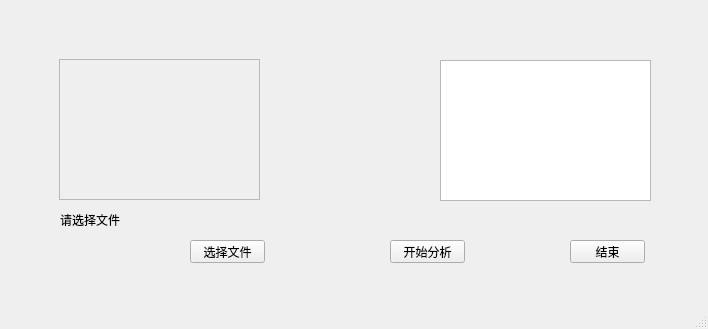
Qt form EEGAnalyze.ui (eegAnalyzeTeam/QtUI) before a commit.
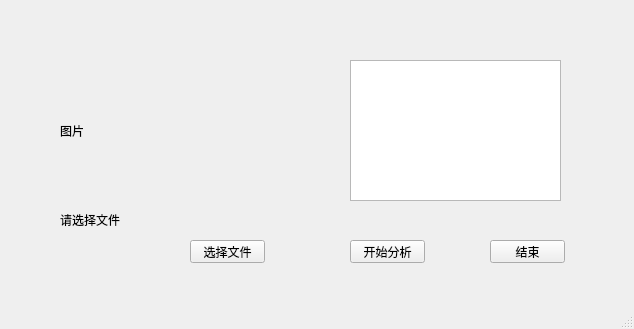
The same form after that commit.

Commit message: 完成基本界面

```diff
--- a/EEGAnalyze.ui
+++ b/EEGAnalyze.ui
@@ -6,7 +6,7 @@
    <rect>
     <x>0</x>
     <y>0</y>
-    <width>708</width>
+    <width>634</width>
     <height>329</height>
    </rect>
   </property>
@@ -30,7 +30,7 @@
    <widget class="QPushButton" name="StopButton">
     <property name="geometry">
      <rect>
-      <x>570</x>
+      <x>490</x>
       <y>240</y>
       <width>75</width>
       <height>23</height>
@@ -43,7 +43,7 @@
    <widget class="QPushButton" name="StartButton">
     <property name="geometry">
      <rect>
-      <x>390</x>
+      <x>350</x>
       <y>240</y>
       <width>75</width>
       <height>23</height>
@@ -66,32 +66,29 @@
      <string>选择文件</string>
     </property>
    </widget>
-   <widget class="QFrame" name="frame">
-    <property name="geometry">
-     <rect>
-      <x>59</x>
-      <y>59</y>
-      <width>201</width>
-      <height>141</height>
-     </rect>
-    </property>
-    <property name="frameShape">
-     <enum>QFrame::StyledPanel</enum>
-    </property>
-    <property name="frameShadow">
-     <enum>QFrame::Raised</enum>
-    </property>
-   </widget>
    <widget class="QTextBrowser" name="ResultView">
     <property name="geometry">
      <rect>
-      <x>440</x>
+      <x>350</x>
       <y>60</y>
       <width>211</width>
       <height>141</height>
      </rect>
     </property>
    </widget>
+   <widget class="QLabel" name="ImageLabel">
+    <property name="geometry">
+     <rect>
+      <x>60</x>
+      <y>60</y>
+      <width>221</width>
+      <height>141</height>
+     </rect>
+    </property>
+    <property name="text">
+     <string>图片</string>
+    </property>
+   </widget>
   </widget>
   <widget class="QStatusBar" name="statusbar"/>
  </widget>
```
The commit also changes 4 other files.
